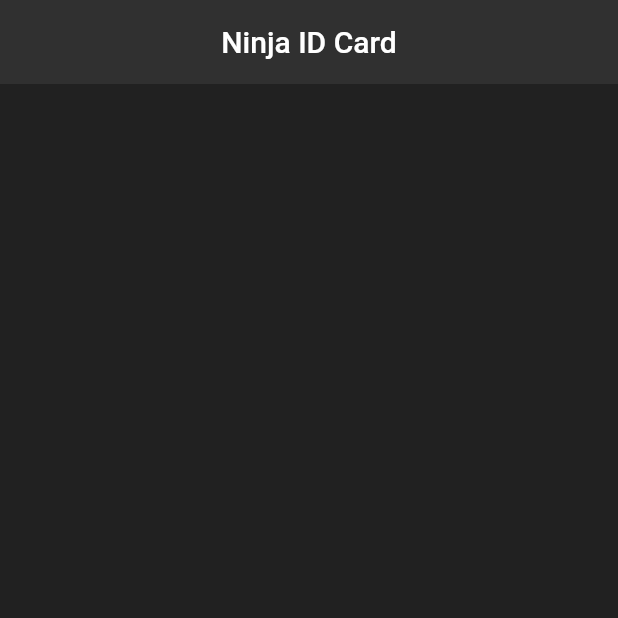
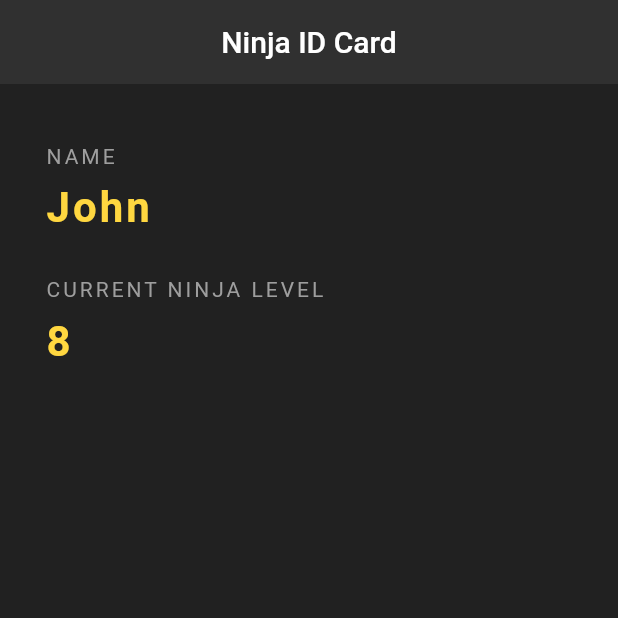
Before and after one commit to ThusharaSamaraweera/Ninja-ID-card, a Flutter app: the screen it shows after launch, on a phone screen of 412 x 824 dp, the top half of it. Run offline on Flutter 3.47's test engine with Material 2 defaults, Android fonts, the light colour scheme and no system bars.

Commit message:
add name and level

```diff
--- a/lib/main.dart
+++ b/lib/main.dart
@@ -12,11 +12,55 @@ class NinjaCard extends StatelessWidget {
     return Scaffold(
       backgroundColor: Colors.grey[900],
       appBar: AppBar(
-        title: Text('Ninja ID Card'),
+        title: const Text('Ninja ID Card'),
         centerTitle: true,
         backgroundColor: Colors.grey[850],
         elevation: 0.0,
       ),
+      body: Padding(
+        padding: const EdgeInsets.fromLTRB(30.0, 40.0, 30.0, 0.0),
+        child: Column(
+          crossAxisAlignment: CrossAxisAlignment.start,
+          children: [
+            const Text(
+              'NAME',
+              style: TextStyle(
+                color: Colors.grey,
+                letterSpacing: 2.0,
+              ),
+            ),
+            SizedBox(height: 10.0),
+            Text(
+              'John',
+              style: TextStyle(
+                color: Colors.amberAccent[200],
+                letterSpacing: 2.0,
+                fontSize: 28.0,
+                fontWeight: FontWeight.bold,
+              ),
+            ),
+            SizedBox(height: 30.0),
+            const Text(
+              'CURRENT NINJA LEVEL',
+              style: TextStyle(
+                color: Colors.grey,
+                letterSpacing: 2.0,
+              ),
+            ),
+            SizedBox(height: 10.0),
+            Text(
+              '8',
+              style: TextStyle(
+                color: Colors.amberAccent[200],
+                letterSpacing: 2.0,
+                fontSize: 28.0,
+                fontWeight: FontWeight.bold,
+              ),
+            ),
+            SizedBox(height: 30.0),
+          ],
+        ),
+      ),
     );
   }
 }
```
